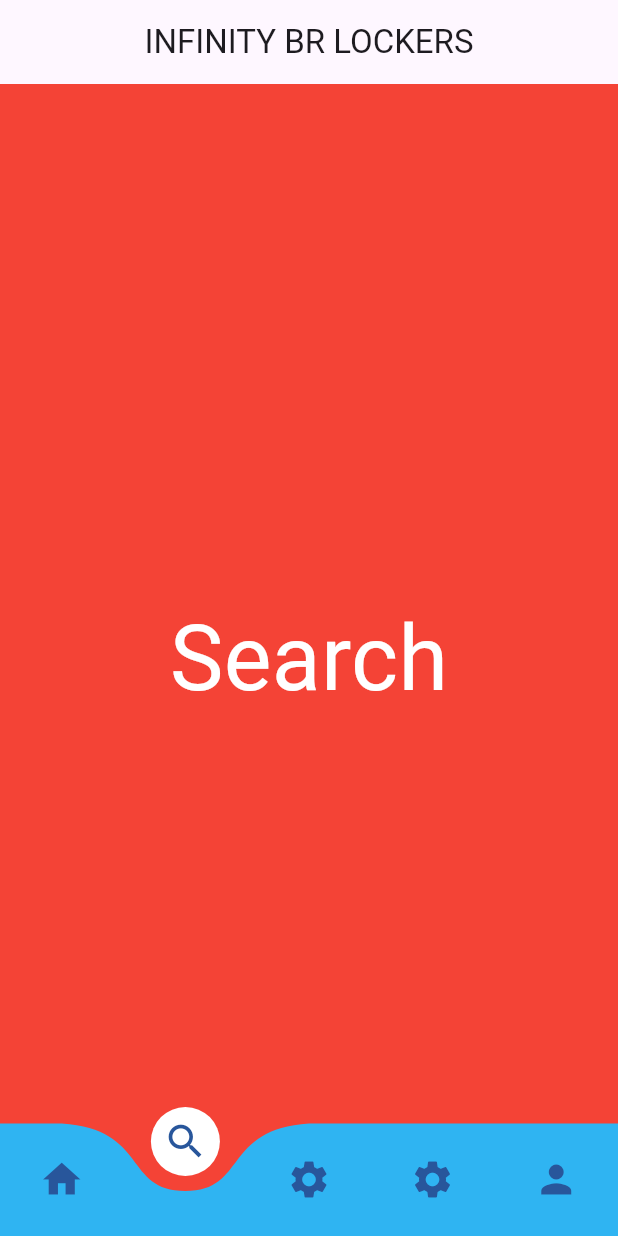
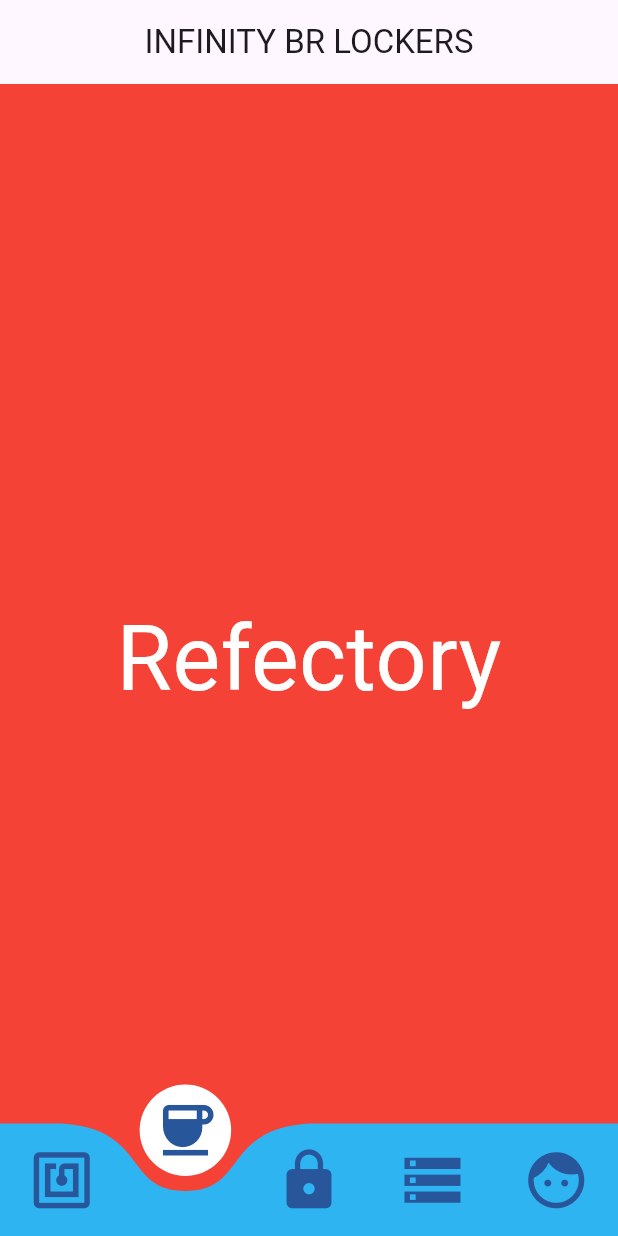
Before and after one commit to Lyzhz/Lockers, a Flutter app: the screen it shows after launch, item 2 of the bottom bar chosen, on a phone screen of 412 x 824 dp. Run offline on Flutter 3.47's test engine with Material 3 defaults, Android fonts, the phone set to English and light mode, and no system bars; drawn by our look-alikes of curved_navigation_bar.

Commit message:
Fix icons and rename pages/ Add comments in code

```diff
--- a/lib/main.dart
+++ b/lib/main.dart
@@ -1,97 +1,80 @@
 import 'package:flutter/material.dart';
 import 'package:curved_navigation_bar/curved_navigation_bar.dart';
-import 'package:lockers/page/aaaa_page.dart';
-import 'package:lockers/page/home_page.dart';
-import 'package:lockers/page/person_page.dart';
-import 'package:lockers/page/search_page.dart';
-import 'package:lockers/page/settings_page.dart';
+
+// INFO: Internal Pages (screens/routes of the app)
+import 'package:lockers/pages/refectory_page.dart';
+import 'package:lockers/pages/sca_page.dart';
+import 'package:lockers/pages/facial_page.dart';
+import 'package:lockers/pages/collectingdata_page.dart';
+import 'package:lockers/pages/lockers_page.dart';
 
 void main() {
-  runApp(const MyApp());
+  runApp(const MyApp()); // NOTE: Bootstraps the app with the root widget
 }
 
 class MyApp extends StatelessWidget {
   const MyApp({super.key});
-
-  // This widget is the root of your application.
+  // NOTE: This widget is the root of your application.
   @override
   Widget build(BuildContext context) {
     return MaterialApp(
       title: 'Flutter Demo',
       theme: ThemeData(
-        // This is the theme of your application.
-        //
-        // TRY THIS: Try running your application with "flutter run". You'll see
-        // the application has a purple toolbar. Then, without quitting the app,
-        // try changing the seedColor in the colorScheme below to Colors.green
-        // and then invoke "hot reload" (save your changes or press the "hot
-        // reload" button in a Flutter-supported IDE, or press "r" if you used
-        // the command line to start the app).
-        //
-        // Notice that the counter didn't reset back to zero; the application
-        // state is not lost during the reload. To reset the state, use hot
-        // restart instead.
-        //
-        // This works for code too, not just values: Most code changes can be
-        // tested with just a hot reload.
+        // NOTE: Global theme setup using a seed color
         colorScheme: ColorScheme.fromSeed(seedColor: Colors.deepPurple),
       ),
-      home: (const MyHomePage(title: 'Flutter Demo Home Page')),
+      home: (const MyHomePage(
+        title: 'InfinityBr',
+      )), // NOTE: Sets the home screen
     );
   }
 }
 
 class MyHomePage extends StatefulWidget {
   const MyHomePage({super.key, required this.title});
-
-  // This widget is the home page of your application. It is stateful, meaning
-  // that it has a State object (defined below) that contains fields that affect
-  // how it looks.
-
-  // This class is the configuration for the state. It holds the values (in this
-  // case the title) provided by the parent (in this case the App widget) and
-  // used by the build method of the State. Fields in a Widget subclass are
-  // always marked "final".
   final String title;
-
   @override
   State<MyHomePage> createState() => _MyHomePageState();
 }
 
 class _MyHomePageState extends State<MyHomePage> {
-// Bottom NavBar
+  // INFO: Navigation bar key (used for programmatic control if needed)
   final navigationKey = GlobalKey<CurvedNavigationBarState>();
+
+  // INFO: Index to track the current selected tab
   int index = 2;
 
-final screens = [
-  HomePage(),
-  SearchPage(),
-  SettingsPage(),
-  AaaaPage(),
-  PersonPage(),
-];
-
+  // INFO: Screens corresponding to each tab in the bottom navigation
+  final screens = [
+    ScaPage(),
+    RefectoryPage(),
+    LockersPage(),
+    CollectingDataPage(),
+    FacialPage(),
+  ];
 
   @override
   Widget build(BuildContext context) {
-    // Botoes da NavBar
+    // INFO: Navigation bar icons
     final items = <Widget>[
-      Icon(Icons.home, size: 30),
-      Icon(Icons.search, size: 30),
-      Icon(Icons.settings, size: 30),
-      Icon(Icons.settings, size: 30),
-      Icon(Icons.person, size: 30),
+      Icon(Icons.nfc, size: 45),
+      Icon(Icons.coffee, size: 45),
+      Icon(Icons.lock, size: 45),
+      Icon(Icons.storage_sharp, size: 45),
+      Icon(Icons.face, size: 45),
     ];
-    // Base da NavBar
+
     return Scaffold(
-      extendBody: true,
-      backgroundColor: Colors.red,
+      extendBody:
+          true, // INFO: Allows body to render behind the navbar (useful for transparency effects)
+      backgroundColor: Colors.red, // INFO: Background color of the whole screen
       appBar: AppBar(
         title: Text('INFINITY BR LOCKERS'),
         elevation: 0,
-        centerTitle: true
+        centerTitle: true,
       ),
-      body: screens[index],
+      body:
+          screens[index], // INFO: Displays the current screen based on selected index
       bottomNavigationBar: Theme(
         data: Theme.of(context).copyWith(
           iconTheme: IconThemeData(color: const Color.fromRGBO(40, 86, 155, 1)),
@@ -101,13 +84,16 @@
           items: items,
           animationCurve: Curves.easeInOut,
           animationDuration: Duration(milliseconds: 300),
+          // INFO: Bar color
           color: const Color.fromRGBO(47, 180, 242, 1),
+          // INFO: Background of the selected button
           buttonBackgroundColor: const Color.fromARGB(255, 255, 255, 255),
           height: 75,
-          backgroundColor: Colors.transparent,
+          backgroundColor:
+              Colors.transparent, // INFO: Makes the background see-through
           index: index,
+          // INFO: Updates UI on tab switch
           onTap: (index) => setState(() => this.index = index),
-
         ),
       ),
     );
--- a/lib/page/aaaa_page.dart
+++ b/lib/pages/collectingdata_page.dart
@@ -1,12 +1,12 @@
 import 'package:flutter/material.dart';
 
-class AaaaPage extends StatelessWidget{
+class CollectingDataPage extends StatelessWidget {
   @override
   Widget build(BuildContext context) => Scaffold(
     backgroundColor: Colors.red,
     body: Center(
       child: Text(
-        'Tome',
+        'Collecting Data',
         style: TextStyle(fontSize: 60, color: Colors.white),
       ),
     ),
--- a/lib/page/home_page.dart
+++ b/lib/pages/facial_page.dart
@@ -1,12 +1,12 @@
 import 'package:flutter/material.dart';
 
-class HomePage extends StatelessWidget{
+class FacialPage extends StatelessWidget {
   @override
   Widget build(BuildContext context) => Scaffold(
     backgroundColor: Colors.red,
     body: Center(
       child: Text(
-        'Home',
+        'Facial',
         style: TextStyle(fontSize: 60, color: Colors.white),
       ),
     ),
--- a/lib/page/settings_page.dart
+++ b/lib/pages/lockers_page.dart
@@ -1,12 +1,12 @@
 import 'package:flutter/material.dart';
 
-class SettingsPage extends StatelessWidget{
+class LockersPage extends StatelessWidget {
   @override
   Widget build(BuildContext context) => Scaffold(
     backgroundColor: Colors.red,
     body: Center(
       child: Text(
-        'Settings',
+        'Lockers',
         style: TextStyle(fontSize: 60, color: Colors.white),
       ),
     ),
--- a/lib/page/person_page.dart
+++ b/lib/pages/refectory_page.dart
@@ -1,12 +1,12 @@
 import 'package:flutter/material.dart';
 
-class PersonPage extends StatelessWidget{
+class RefectoryPage extends StatelessWidget {
   @override
   Widget build(BuildContext context) => Scaffold(
     backgroundColor: Colors.red,
     body: Center(
       child: Text(
-        'Person',
+        'Refectory',
         style: TextStyle(fontSize: 60, color: Colors.white),
       ),
     ),
--- a/lib/page/search_page.dart
+++ b/lib/pages/sca_page.dart
@@ -1,14 +1,11 @@
 import 'package:flutter/material.dart';
 
-class SearchPage extends StatelessWidget{
+class ScaPage extends StatelessWidget {
   @override
   Widget build(BuildContext context) => Scaffold(
     backgroundColor: Colors.red,
     body: Center(
-      child: Text(
-        'Search',
-        style: TextStyle(fontSize: 60, color: Colors.white),
-      ),
+      child: Text('SCA', style: TextStyle(fontSize: 60, color: Colors.white)),
     ),
   );
 }
```
